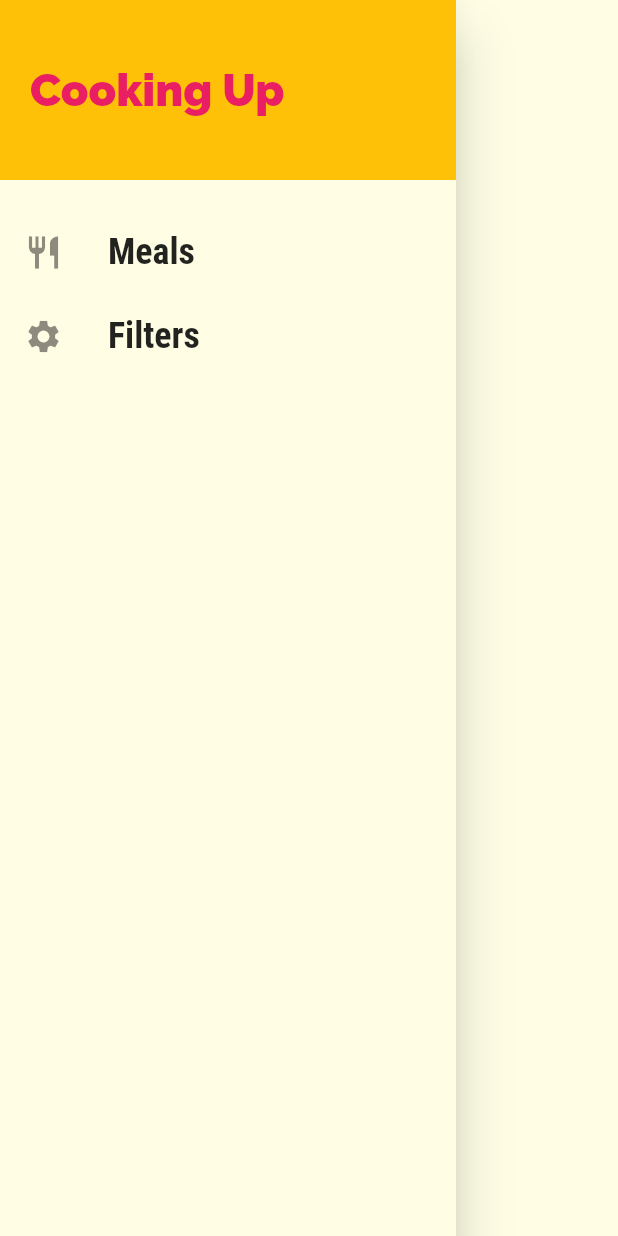
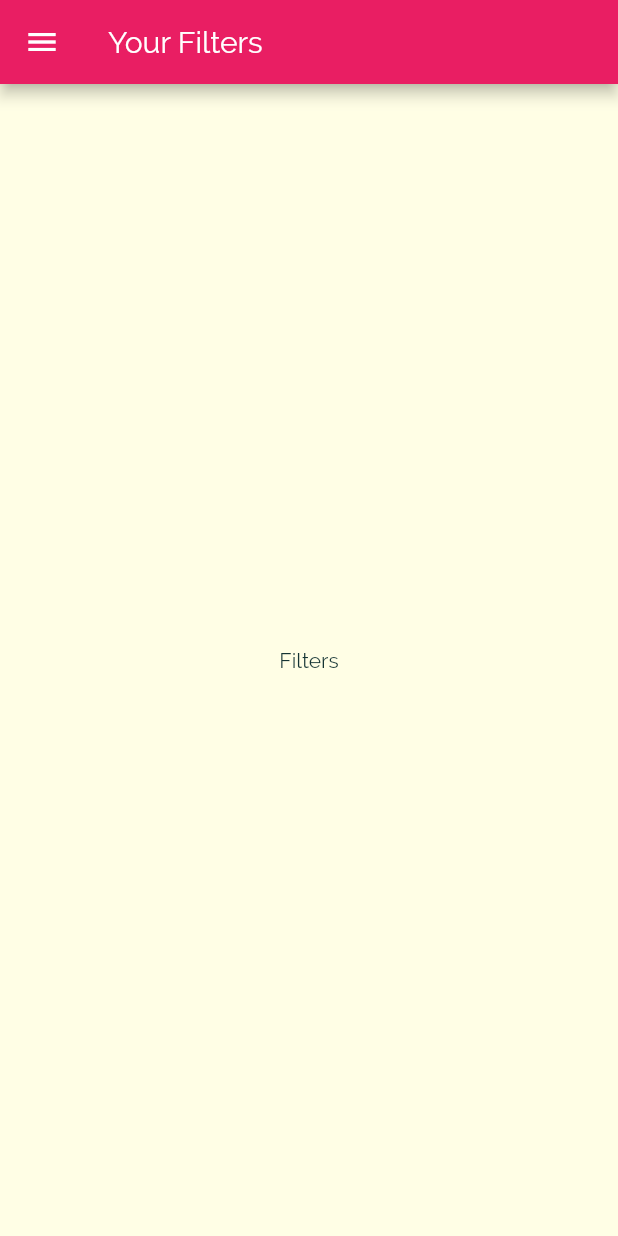
Before and after one commit to srinivasa150893/MealsApp, a Flutter app: the MainDrawer widget shown alone on an empty page, opened directly, after a tap on "Filters", on a phone screen of 412 x 824 dp. Run offline on Flutter 3.47's test engine with Material 2 defaults, Android fonts, the phone set to English and light mode, and no system bars.

```diff
--- a/lib/main.dart
+++ b/lib/main.dart
@@ -1,4 +1,5 @@
 import 'package:flutter/material.dart';
+import './screens/filters_screen.dart';
 import './screens/tabs_screen.dart';
 import './screens/category_meals_screen.dart';
 import './screens/categories_screen.dart';
@@ -55,6 +56,7 @@ class MyApp extends StatelessWidget {
         '/': (ctx) => TabsScreen(),
         CategoryMealsScreen.routeName: (ctx) => CategoryMealsScreen(),
        MealDeatilScreen.routeName: (ctx) => MealDeatilScreen(),
+       FiltersScreen.routeName: (ctx) => FiltersScreen(),
       },
       // onGenerateRoute: (settings){
       //   print(settings.arguments);
--- /dev/null
+++ b/lib/screens/filters_screen.dart
@@ -0,0 +1,15 @@
+import 'package:flutter/material.dart';
+import '../widgets/main_drawer.dart';
+class FiltersScreen extends StatelessWidget {
+  static const routeName = '/filters';
+  @override
+  Widget build(BuildContext context) {
+    return Scaffold(
+      appBar: AppBar(title:Text('Your Filters')),
+      drawer: MainDrawer(),
+      body: Center(
+        child: Text('Filters'),
+      ),
+    );
+  }
+}
--- a/lib/widgets/main_drawer.dart
+++ b/lib/widgets/main_drawer.dart
@@ -1,16 +1,16 @@
 import 'package:flutter/material.dart';
-
+import '../screens/filters_screen.dart';
 
 
 class MainDrawer extends StatelessWidget {
 
-  Widget buildListTile(String title,IconData icon){
+  Widget buildListTile(String title,IconData icon, Function tapHandler){
     return ListTile(leading: Icon(icon,size: 26,),title: Text(title,style: TextStyle(
             fontFamily: 'RobotoCondensed',
             fontSize: 24,
             fontWeight: FontWeight.bold,
           ),),
-          onTap: (){},);
+          onTap: tapHandler,);
   }
 
   @override
@@ -35,8 +35,12 @@ class MainDrawer extends StatelessWidget {
             ),
           ),
           SizedBox(height: 20,),
-          buildListTile('Meals',Icons.restaurant),
-          buildListTile('Filters',Icons.settings),
+          buildListTile('Meals',Icons.restaurant,(){
+            Navigator.of(context).pushNamed('/');
+          }),
+          buildListTile('Filters',Icons.settings,(){
+            Navigator.of(context).pushReplacementNamed(FiltersScreen.routeName);
+          }),
 
         ],
       ),
```
